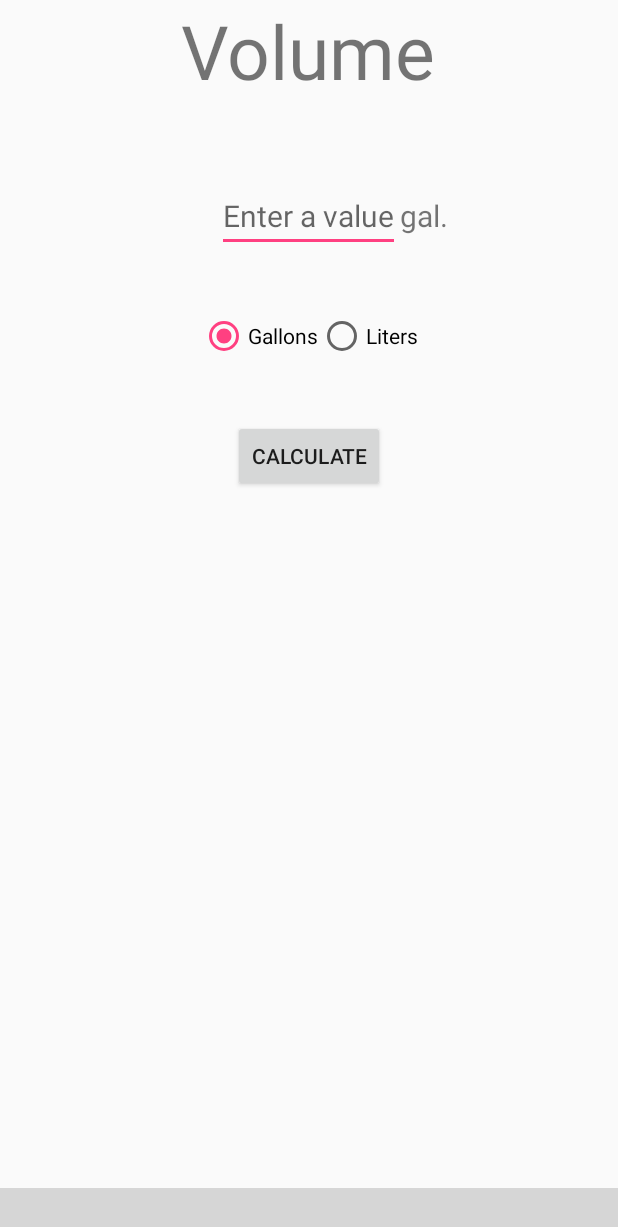
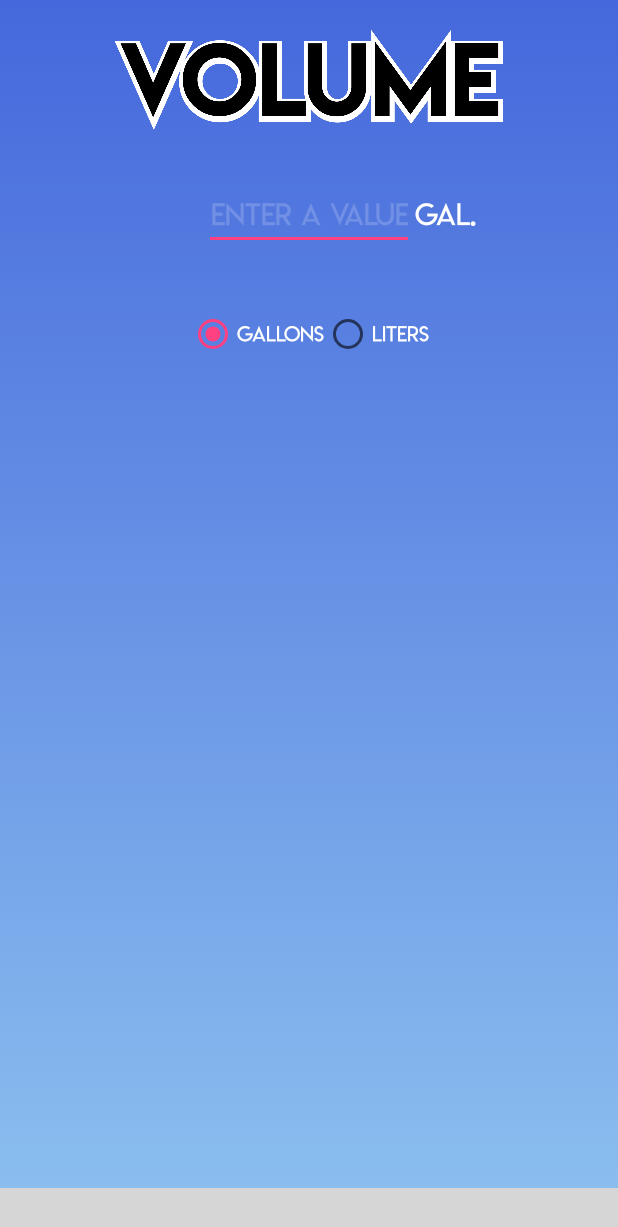
Before and after one commit to maxmeinhardt/ConverterApp, an Android app: the Volume screen opened directly, with no data from a screen before it, on a phone screen of 412 x 824 dp. Shown: the top 1227 px of the screen. Run offline under Robolectric (Android 15) with nearby library versions, the phone set to English and light mode, and no system bars; libraries missing offline, so code that uses them is left out: com.ittianyu.bottomnavigationviewex; plain views replace BottomNavigationViewEx; 6 statements that could not run were skipped; grey boxes are pictures that could not be loaded.

Commit message:
Updated the style of each screen to match main menu

```diff
--- a/app/src/main/java/com/mycompany/convertercis4280/Volume.java
+++ b/app/src/main/java/com/mycompany/convertercis4280/Volume.java
@@ -2,6 +2,7 @@ package com.mycompany.convertercis4280;
 
 import android.content.Context;
 import android.content.Intent;
+import android.graphics.drawable.AnimationDrawable;
 import android.os.Bundle;
 import android.support.v7.app.AppCompatActivity;
 import android.text.Editable;
@@ -13,6 +14,7 @@ import android.widget.Button;
 import android.widget.EditText;
 import android.widget.RadioButton;
 import android.widget.RadioGroup;
+import android.widget.RelativeLayout;
 import android.widget.TextView;
 import android.widget.Toast;
 
@@ -24,22 +26,32 @@ public class Volume extends AppCompatActivity {
     private TextView unitText;
     private RadioButton radioButton;
     private TextView result;
-    private Button calculate;
+  //  private Button calculate;
     private RadioGroup radioGroup;
 
     private static final int ACTIVITY_NUM = 2;
+
+    AnimationDrawable anim;
+    RelativeLayout container;
 
     @Override
     protected void onCreate(Bundle savedInstanceState) {
         super.onCreate(savedInstanceState);
         setContentView(R.layout.activity_volume);
 
+        //Run animated background
+        container = (RelativeLayout) findViewById(R.id.containerV);
+        anim = (AnimationDrawable) container.getBackground();
+        anim.setEnterFadeDuration(6000);
+        anim.setExitFadeDuration(2000);
+
+
         // assign variable to xml layout
         editText = findViewById(R.id.editText);
         editText.addTextChangedListener(editTextWatcher);
         unitText = findViewById(R.id.unit);
         result = findViewById(R.id.result);
-        calculate = findViewById(R.id.calculate);
+       // calculate = findViewById(R.id.calculate);
         radioGroup = findViewById(R.id.radioGroup);
 
 
@@ -48,20 +60,13 @@ public class Volume extends AppCompatActivity {
         // set result to empty string
         result.setText("");
 
-        // create on click method for convert button
-        calculate.setOnClickListener(new View.OnClickListener() {
-            @Override
-            public void onClick(View view) {
-
-                // call convert method when button is clicked
-                convert();
-            }
-        }); // end of calculate on click
+        setupBottomNavigationView();
+    }
 
 
 
-        setupBottomNavigationView();
-    }
+
+
 
     private void setupBottomNavigationView(){
 
@@ -180,4 +185,19 @@ public class Volume extends AppCompatActivity {
         return new Intent(context, Volume.class);
     }
 
+    //used to run animation when re-opening app
+    @Override
+    protected void onResume() {
+        super.onResume();
+        if (anim != null && !anim.isRunning())
+            anim.start();
+    }
+
+    @Override
+    protected void onPause() {
+        super.onPause();
+        if (anim != null && anim.isRunning())
+            anim.stop();
+    }
+
 }
--- a/app/src/main/res/layout/activity_volume.xml
+++ b/app/src/main/res/layout/activity_volume.xml
@@ -4,17 +4,22 @@
     xmlns:tools="http://schemas.android.com/tools"
     android:layout_width="match_parent"
     android:layout_height="match_parent"
-    tools:context=".Volume">
+    tools:context=".Volume"
+    android:background="@drawable/animation_list"
+    android:id="@+id/containerV">
 
-    <TextView
-        android:layout_width="wrap_content"
+    <ImageView
+        android:layout_width="300dp"
         android:layout_height="wrap_content"
-        android:layout_centerHorizontal="true"
-        android:text="@string/volume"
         android:id="@+id/title"
-        android:textSize="50sp"
+        android:src="@drawable/title_volume_bold"
+        android:layout_alignParentTop="true"
+        android:layout_centerInParent="true"
+        android:adjustViewBounds="true"
+        android:padding="20dp"
+        android:layout_centerVertical="true"
+        />
 
-        />
 
     <EditText
         android:autofillHints="@string/volume"
@@ -28,6 +33,10 @@
         android:hint="@string/enter_a_value"
         android:textSize="20sp"
         android:inputType="numberDecimal"
+        android:fontFamily="@font/lemonmilklight"
+        android:textColor="@color/white"
+        android:textColorHint="@color/lightwhite"
+        android:textAlignment="center"
         />
 
     <TextView
@@ -37,7 +46,11 @@
         android:layout_alignBaseline="@+id/editText"
         android:layout_toEndOf="@+id/editText"
         android:text="@string/gal"
-        android:textSize="20sp" />
+        android:textSize="20sp"
+        android:fontFamily="@font/lemonmilklight"
+        android:textColor="@color/white"
+        android:textColorHint="@color/lightwhite"
+        android:textAlignment="center"/>
 
 
     <RadioGroup
@@ -56,7 +69,9 @@
             android:layout_height="wrap_content"
             android:text="@string/gallons"
             android:onClick="radioButtonClick"
-            android:checked="true"/>
+            android:checked="true"
+            android:fontFamily="@font/lemonmilklight"
+            android:textColor="@color/white"/>
 
 
         <RadioButton
@@ -65,6 +80,8 @@
             android:layout_height="wrap_content"
             android:text="@string/liters"
             android:onClick="radioButtonClick"
+            android:fontFamily="@font/lemonmilklight"
+            android:textColor="@color/white"
             />
     </RadioGroup>
 
@@ -76,17 +93,14 @@
         android:layout_centerHorizontal="true"
         android:layout_marginTop="20dp"
         android:text="@string/result"
-        android:textSize="20sp" />
+        android:textSize="40dp"
+        android:fontFamily="@font/lemonmilk"
+        android:shadowColor="@color/black"
+        android:shadowDx="9"
+        android:shadowDy="9"
+        android:shadowRadius="15"
+        android:textColor="@color/white"/>
 
-    <Button
-        android:id="@+id/calculate"
-        android:layout_width="wrap_content"
-        android:layout_height="wrap_content"
-        android:text="@string/calculate"
-        android:layout_below="@id/radioGroup"
-        android:layout_marginTop="40dp"
-        android:layout_centerHorizontal="true"
-        />
 
 
 
```
Also changed, not shown: app/src/main/java/com/mycompany/convertercis4280/Distance.java (+41 -13 lines), app/src/main/java/com/mycompany/convertercis4280/Temperature.java (+32 -2 lines), app/src/main/java/com/mycompany/convertercis4280/Weight.java (+32 -3 lines), app/src/main/res/layout/activity_distance.xml (+33 -10 lines), app/src/main/res/layout/activity_temperature.xml (+44 -6 lines), app/src/main/res/layout/activity_weight.xml (+33 -11 lines), app/src/main/res/drawable/title_distance_bold.png (added), app/src/main/res/drawable/title_temp_bold.png (added), app/src/main/res/drawable/title_vol_edit.png (added), app/src/main/res/drawable/title_vol_edit02.png (added), app/src/main/res/drawable/title_volume_bold.png (added), app/src/main/res/drawable/title_weight_bold.png (added).
